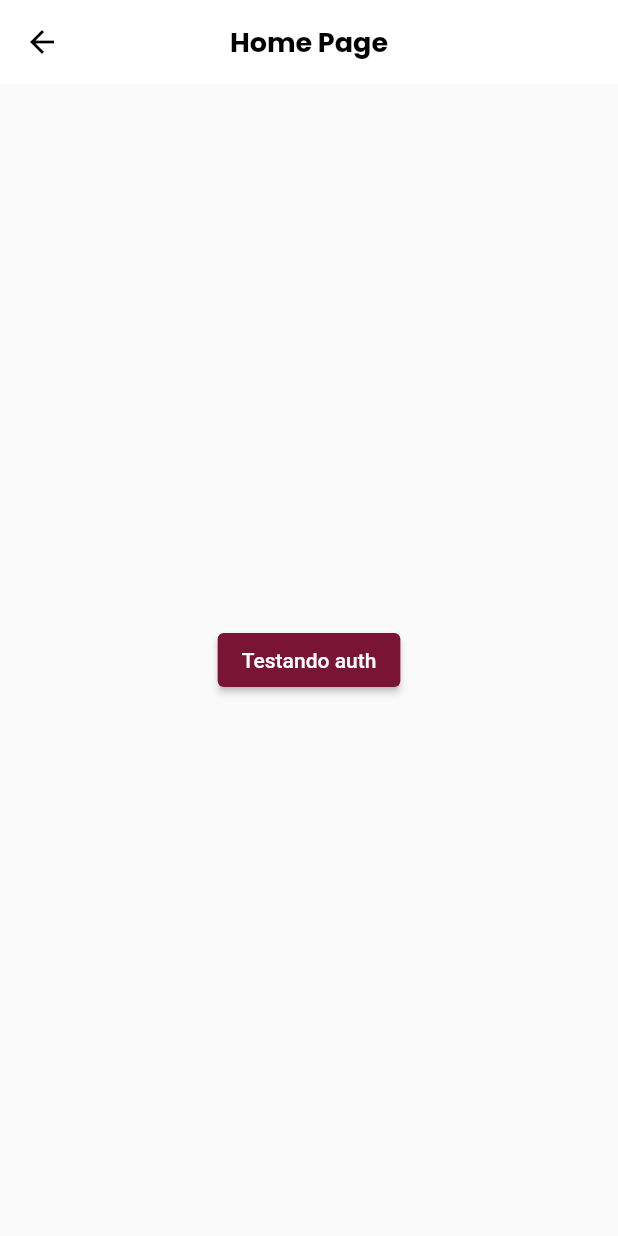
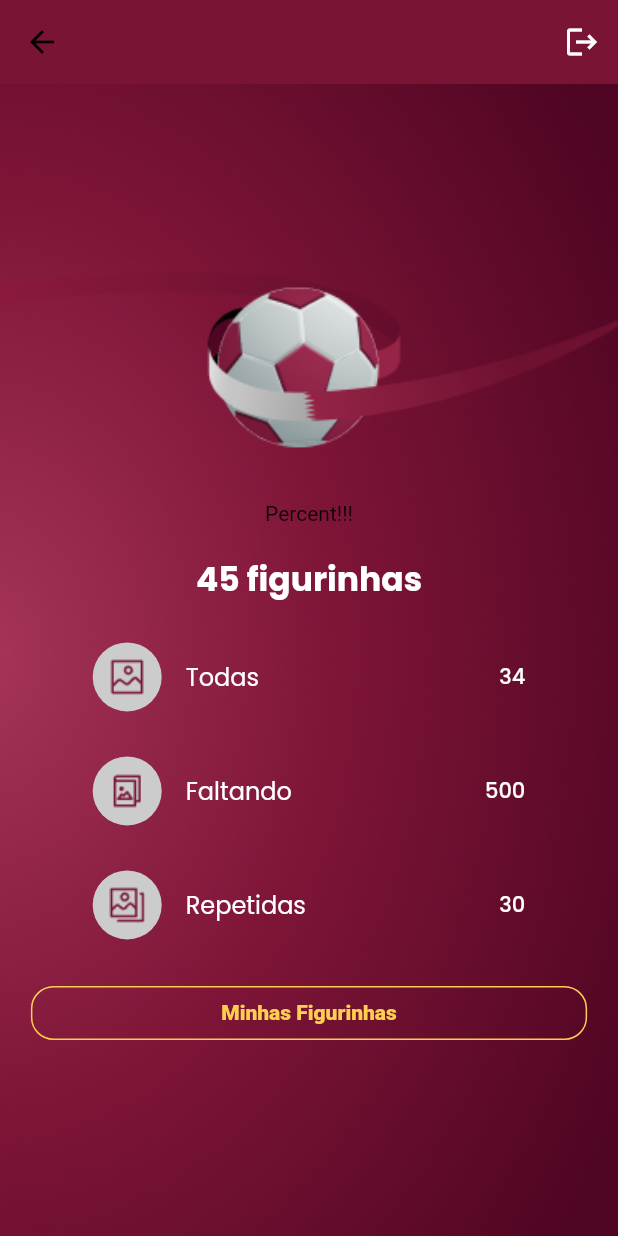
Before and after one commit to kakosergio/fwc_album_app, a Flutter app: the HomePage screen opened by its route, on a phone screen of 412 x 824 dp. Run offline on Flutter 3.47's test engine with Material 2 defaults, Android fonts, the phone set to English and light mode, and no system bars; our stand-ins replace dio, loading_animation_widget, shared_preferences, top_snackbar_flutter; missing offline and left inert: flutter_getit, validatorless; accounts and stored records are empty; Roboto replaces fonts that are missing (MPlus1P).

Commit message:
Finalizado globalcontext e iniciando montagem home

```diff
--- a/lib/app/core/rest/interceptors/auth_interceptor.dart
+++ b/lib/app/core/rest/interceptors/auth_interceptor.dart
@@ -1,4 +1,6 @@
 import 'package:dio/dio.dart';
+import 'package:flutter_getit/flutter_getit.dart';
+import 'package:fwc_album_app/app/core/ui/global/global_context.dart';
 import 'package:shared_preferences/shared_preferences.dart';
 
 class AuthInterceptor extends Interceptor {
@@ -14,6 +16,7 @@ class AuthInterceptor extends Interceptor {
   @override
   void onError(DioError err, ErrorInterceptorHandler handler) {
     if (err.response?.statusCode == 401) {
+      Injector.get<GlobalContext>().loginExpire();
     } else {
       handler.next(err);
     }
--- a/lib/app/core/ui/global/global_context_impl.dart
+++ b/lib/app/core/ui/global/global_context_impl.dart
@@ -1,6 +1,10 @@
 import 'package:flutter/widgets.dart';
+import 'package:fwc_album_app/app/core/ui/styles/colors_app.dart';
 
 import 'package:fwc_album_app/app/repository/auth/auth_repository.dart';
+import 'package:shared_preferences/shared_preferences.dart';
+import 'package:top_snackbar_flutter/custom_snack_bar.dart';
+import 'package:top_snackbar_flutter/top_snack_bar.dart';
 
 import './global_context.dart';
 
@@ -14,7 +18,17 @@ class GlobalContextImpl implements GlobalContext {
   });
 
   @override
-  Future<void> loginExpire() {
-
+  Future<void> loginExpire() async {
+    final sp = await SharedPreferences.getInstance();
+    sp.clear();
+    showTopSnackBar(
+        navigatorKey.currentState!.context,
+        CustomSnackBar.error(
+          message: 'Login Expirado',
+          backgroundColor: ColorsApp.i.primary,
+        ),
+        overlayState: navigatorKey.currentState!.overlay);
+    navigatorKey.currentState!
+        .pushNamedAndRemoveUntil('/auth/login', (route) => false);
   }
 }
--- a/lib/app/fwc_album_app.dart
+++ b/lib/app/fwc_album_app.dart
@@ -1,6 +1,8 @@
 import 'package:flutter/material.dart';
 import 'package:flutter_getit/flutter_getit.dart';
 import 'package:fwc_album_app/app/core/rest/custom_dio.dart';
+import 'package:fwc_album_app/app/core/ui/global/global_context.dart';
+import 'package:fwc_album_app/app/core/ui/global/global_context_impl.dart';
 import 'package:fwc_album_app/app/core/ui/theme/theme_config.dart';
 import 'package:fwc_album_app/app/pages/auth/login/login_route.dart';
 import 'package:fwc_album_app/app/pages/auth/register/register_route.dart';
@@ -19,6 +21,8 @@ class FwcAlbumApp extends StatelessWidget {
       bindingsBuilder: () => [
         Bind.lazySingleton<CustomDio>((i) => CustomDio()),
         Bind.lazySingleton<AuthRepository>((i) => AuthRepositoryImpl(dio: i())),
+        Bind.lazySingleton<GlobalContext>((i) =>
+            GlobalContextImpl(navigatorKey: navigatorKey, authRepository: i())),
       ],
       child: MaterialApp(
         title: 'Fifa World Cup Album',
--- a/lib/app/pages/home/home_page.dart
+++ b/lib/app/pages/home/home_page.dart
@@ -1,5 +1,10 @@
 import 'package:flutter/material.dart';
 import 'package:flutter_getit/flutter_getit.dart';
+import 'package:fwc_album_app/app/core/ui/styles/button_styles.dart';
+import 'package:fwc_album_app/app/core/ui/styles/colors_app.dart';
+import 'package:fwc_album_app/app/core/ui/styles/text_styles.dart';
+import 'package:fwc_album_app/app/core/ui/widgets/button.dart';
+import 'package:fwc_album_app/app/pages/home/widgets/status_tile.dart';
 
 import '../../core/rest/custom_dio.dart';
 
@@ -9,15 +14,89 @@ class HomePage extends StatelessWidget {
   @override
   Widget build(BuildContext context) {
     return Scaffold(
+      backgroundColor: context.colors.primary,
       appBar: AppBar(
-        title: const Text('Home Page'),
+        elevation: 0,
+        backgroundColor: context.colors.primary,
+        actions: [
+          IconButton(
+              onPressed: () {},
+              icon: const Icon(
+                Icons.logout,
+                color: Colors.white,
+              )),
+        ],
       ),
-      body: Center(
-        child: ElevatedButton(
-          onPressed: () async {
-            context.get<CustomDio>().auth().get('/api/me');
+      body: Container(
+        decoration: const BoxDecoration(
+            image: DecorationImage(
+                image: AssetImage('assets/images/background.png'),
+                fit: BoxFit.cover)),
+        child: LayoutBuilder(
+          builder: (BuildContext context, BoxConstraints constraints) {
+            return ConstrainedBox(
+              constraints: BoxConstraints(minHeight: constraints.maxHeight),
+              child: Center(
+                  child: SingleChildScrollView(
+                child: Column(
+                  children: [
+                    Container(
+                      padding: const EdgeInsets.only(bottom: 35),
+                      width: MediaQuery.of(context).size.width,
+                      child: Image.asset(
+                        'assets/images/bola.png',
+                        fit: BoxFit.cover,
+                      ),
+                    ),
+                    Text('Percent!!!'),
+                    const SizedBox(
+                      height: 20,
+                    ),
+                    Text(
+                      '45 figurinhas',
+                      style: context.textStyles.titleWhite,
+                    ),
+                    const SizedBox(
+                      height: 20,
+                    ),
+                    StatusTile(
+                      icon: Image.asset('assets/images/all_icon.png'),
+                      label: 'Todas',
+                      value: 34,
+                    ),
+                    const SizedBox(
+                      height: 20,
+                    ),
+                    StatusTile(
+                      icon: Image.asset('assets/images/missing_icon.png'),
+                      label: 'Faltando',
+                      value: 500,
+                    ),
+                    const SizedBox(
+                      height: 20,
+                    ),
+                    StatusTile(
+                      icon: Image.asset('assets/images/repeated_icon.png'),
+                      label: 'Repetidas',
+                      value: 30,
+                    ),
+                    const SizedBox(
+                      height: 20,
+                    ),
+                    Button(
+                      outline: true,
+                      width: MediaQuery.of(context).size.width * .9,
+                      onPressed: (){},
+                        style: context.buttonStyles.yellowOutlinedButton,
+                        labelStyle: context
+                            .textStyles.textSecondaryFontExtraBold
+                            .copyWith(color: context.colors.yellow),
+                        label: 'Minhas Figurinhas')
+                  ],
+                ),
+              )),
+            );
           },
-          child: const Text('Testando auth'),
         ),
       ),
     );
--- /dev/null
+++ b/lib/app/pages/home/widgets/status_tile.dart
@@ -0,0 +1,46 @@
+import 'package:flutter/material.dart';
+
+import 'package:fwc_album_app/app/core/ui/styles/colors_app.dart';
+import 'package:fwc_album_app/app/core/ui/styles/text_styles.dart';
+
+class StatusTile extends StatelessWidget {
+  final Image icon;
+  final String label;
+  final int value;
+
+
+  const StatusTile({
+    Key? key,
+    required this.icon,
+    required this.label,
+    required this.value,
+  }) : super(key: key);
+
+  @override
+  Widget build(BuildContext context) {
+    return SizedBox(
+      width: MediaQuery.of(context).size.width * .7,
+      child: ListTile(
+        leading: SizedBox(
+          width: 46,
+          child: CircleAvatar(
+            radius: 46,
+            backgroundColor: context.colors.grey,
+            child: icon,
+          ),
+        ),
+        contentPadding: EdgeInsets.zero,
+        title: Text(
+          label,
+          style: context.textStyles.textPrimaryFontRegular
+              .copyWith(color: Colors.white),
+        ),
+        trailing: Text(
+          '$value',
+          style: context.textStyles.textPrimaryFontMedium
+              .copyWith(color: Colors.white),
+        ),
+      ),
+    );
+  }
+}
--- /dev/null
+++ b/lib/app/pages/home/widgets/sticker_percent.dart
@@ -0,0 +1,10 @@
+import 'package:flutter/material.dart';
+
+class StickerPercent extends StatelessWidget {
+  const StickerPercent({super.key});
+
+  @override
+  Widget build(BuildContext context) {
+    return Stack();
+  }
+}
```
